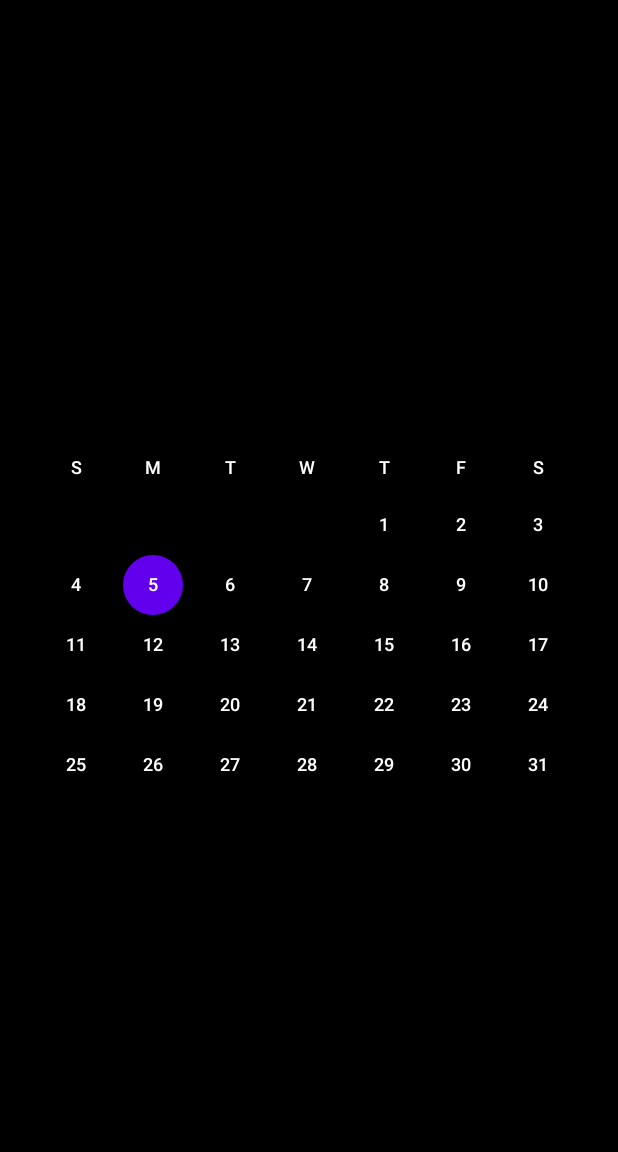
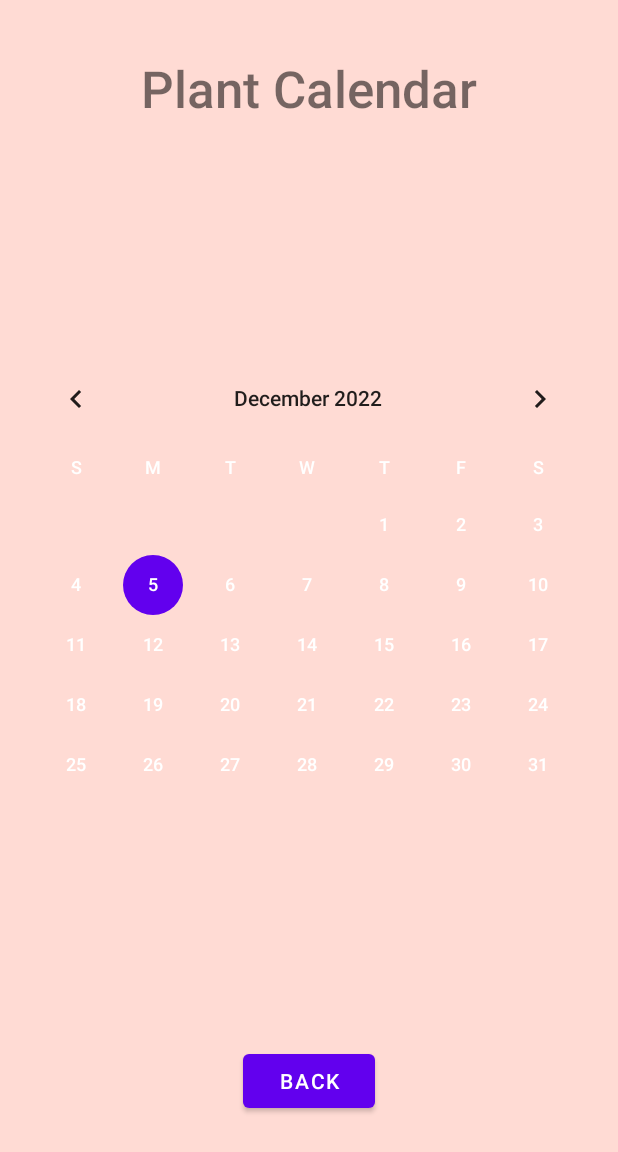
Before and after one commit to WSU-4110/Veggie-Garden, an Android app: the CalendarActivity screen opened directly, with no data from a screen before it, on a phone screen of 412 x 824 dp. Shown: the top 1152 px of the screen. Run offline under Robolectric (Android 15) with nearby library versions, the phone set to English and light mode, and no system bars; 2 statements that could not run were skipped.

Commit message:
fixes, new small stuff. plant calendar button crashes

```diff
--- a/App/app/src/main/java/com/example/app/ChangePassword.java
+++ b/App/app/src/main/java/com/example/app/ChangePassword.java
@@ -34,7 +34,7 @@ public class ChangePassword extends Credentials {
             startActivity(intent);
         });
 
-        saveBtn.setOnClickListener(view ->{
+        saveBtn.setOnClickListener(view -> {
             String old = oldPword.getText().toString();
             String newP = newPword.getText().toString();
             String confirmP = confirmNewPword.getText().toString();
--- a/App/app/src/main/res/layout/activity_add_aplant.xml
+++ b/App/app/src/main/res/layout/activity_add_aplant.xml
@@ -81,12 +81,14 @@
         android:layout_width="275dp"
         android:layout_height="48dp"
         android:layout_marginTop="72dp"
+        android:layout_marginBottom="18dp"
         android:ems="10"
         android:hint="@string/enter_plant_s_bday_mm_dd_yyyy"
         android:importantForAutofill="no"
         android:inputType="textPersonName"
         android:minHeight="48dp"
         android:textColorHint="#795548"
+        app:layout_constraintBottom_toTopOf="@+id/location"
         app:layout_constraintEnd_toEndOf="parent"
         app:layout_constraintStart_toStartOf="parent"
         app:layout_constraintTop_toBottomOf="@+id/plantList" />
@@ -96,11 +98,11 @@
         android:layout_width="wrap_content"
         android:layout_height="wrap_content"
         android:layout_marginTop="17dp"
-        android:layout_marginEnd="160dp"
         android:layout_marginBottom="208dp"
         android:text="@string/outdoors"
         app:layout_constraintBottom_toTopOf="@+id/addPlant"
         app:layout_constraintEnd_toEndOf="parent"
+        app:layout_constraintStart_toStartOf="parent"
         app:layout_constraintTop_toBottomOf="@+id/plantBday" />
 
 </androidx.constraintlayout.widget.ConstraintLayout>
--- a/App/app/src/main/res/layout/activity_calendar_view.xml
+++ b/App/app/src/main/res/layout/activity_calendar_view.xml
@@ -4,23 +4,41 @@
     xmlns:tools="http://schemas.android.com/tools"
     android:layout_width="match_parent"
     android:layout_height="match_parent"
-    android:background="@color/black"
+    android:background="@color/light_beige"
     tools:context=".CalendarActivity">
 
     <TextView
-        android:id="@+id/date"
+        android:id="@+id/plantCal"
         android:layout_width="wrap_content"
         android:layout_height="wrap_content"
         android:layout_marginTop="36dp"
+        android:layout_marginBottom="151dp"
+        android:fontFamily="sans-serif-medium"
         android:text="@string/plant_calendar"
         android:textSize="34sp"
-        android:fontFamily="sans-serif-medium"
         android:typeface="sans"
+        app:layout_constraintBottom_toTopOf="@+id/linearLayout"
         app:layout_constraintEnd_toEndOf="parent"
         app:layout_constraintStart_toStartOf="parent"
         app:layout_constraintTop_toTopOf="parent" />
 
+    <Button
+        android:id="@+id/backToMain"
+        android:layout_width="wrap_content"
+        android:layout_height="wrap_content"
+        android:layout_marginStart="161dp"
+        android:layout_marginTop="80dp"
+        android:layout_marginEnd="162dp"
+        android:layout_marginBottom="33dp"
+        android:color="@color/dark_purple"
+        android:text="@string/back2"
+        app:layout_constraintBottom_toBottomOf="parent"
+        app:layout_constraintEnd_toEndOf="parent"
+        app:layout_constraintStart_toStartOf="parent"
+        app:layout_constraintTop_toBottomOf="@+id/linearLayout" />
+
     <LinearLayout
+        android:id="@+id/linearLayout"
         android:layout_width="400dp"
         android:layout_height="wrap_content"
         android:layout_marginTop="232dp"
@@ -33,10 +51,10 @@
             android:id="@+id/calendar_view"
             android:layout_width="match_parent"
             android:layout_height="match_parent"
+            android:dateTextAppearance="@style/CalenderViewDateCustomText"
+            android:showWeekNumber="true"
             android:theme="@style/CalenderViewCustom"
-            android:dateTextAppearance="@style/CalenderViewDateCustomText"
-            android:weekDayTextAppearance="@style/CalenderViewWeekCustomText"
-            android:showWeekNumber="true">
+            android:weekDayTextAppearance="@style/CalenderViewWeekCustomText">
 
         </CalendarView>
 
--- a/App/app/src/main/res/layout/activity_plants_page.xml
+++ b/App/app/src/main/res/layout/activity_plants_page.xml
@@ -9,8 +9,8 @@
 
     <LinearLayout
         android:id="@+id/linear_layout"
-        android:layout_width="2dp"
-        android:layout_height="650dp"
+        android:layout_width="match_parent"
+        android:layout_height="match_parent"
         android:orientation="vertical"
         app:layout_constraintBottom_toTopOf="@+id/toolbar"
         app:layout_constraintEnd_toEndOf="parent"
```
Also changed, not shown: App/app/src/main/java/com/example/app/AddAPlant.java (+3 -4 lines), App/app/src/main/java/com/example/app/CalendarActivity.java (+16 -2 lines), App/app/src/main/java/com/example/app/PlantId.java (+7 -5 lines), 20 other files.
